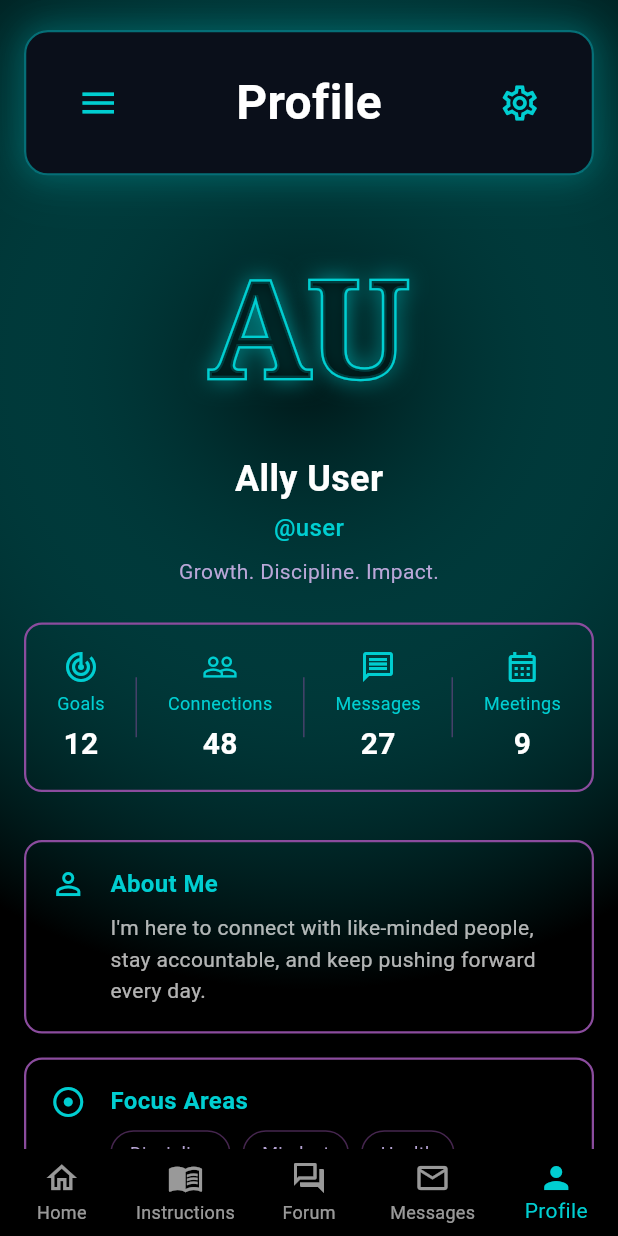
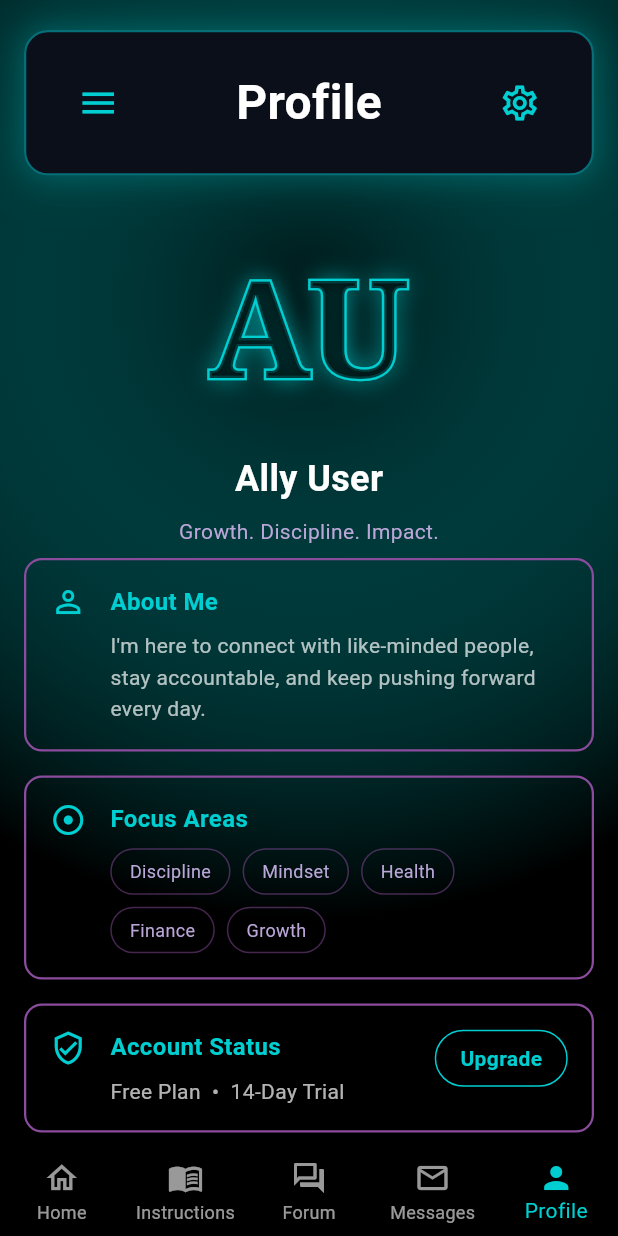
Before and after one commit to Mehedi259/Ally, a Flutter app: the AveaAppHomepage screen opened directly, item 5 of the bottom bar chosen, in the side drawer, after a tap on the "settings" icon, on a phone screen of 412 x 824 dp. Run offline on Flutter 3.47's test engine with Material 3 defaults, Android fonts, the phone set to English and light mode, and no system bars; our stand-ins replace cloud_firestore, firebase_auth, firebase_core, flutter_local_notifications, google_sign_in, sliding_up_panel and 1 more; accounts and stored records are empty.

Commit message:
refactor: remove profile UI elements, update notification scheduling logic, and configure Android boot receivers

```diff
--- a/lib/firebase/firebase_bot_service.dart
+++ b/lib/firebase/firebase_bot_service.dart
@@ -189,8 +189,8 @@ class FirebaseBotService implements IBotService {
     ));
     messageIndex++;
 
-    // Subsequent messages: schedule 72 hours apart
-    var nextScheduledTime = now.add(const Duration(hours: 72));
+    // Subsequent messages: schedule 24 hours apart
+    var nextScheduledTime = now.add(const Duration(hours: 24));
     int count = 1;
 
     while (count < _maxNotifications && messageIndex < messages.length * 10) {
@@ -205,7 +205,7 @@ class FirebaseBotService implements IBotService {
 
       messageIndex++;
       count++;
-      nextScheduledTime = nextScheduledTime.add(const Duration(hours: 72));
+      nextScheduledTime = nextScheduledTime.add(const Duration(hours: 24));
     }
 
     return result;
--- a/lib/firebase/firebase_message_service.dart
+++ b/lib/firebase/firebase_message_service.dart
@@ -60,16 +60,35 @@ class FirebaseMessageService implements IMessageService {
     try {
       final now = DateTime.now();
       final sevenDaysAgo = now.subtract(const Duration(days: 7)).toIso8601String();
+      // Fetch broadly from the last 7 days up to a bit in the future to account for string comparison issues
+      final futureBuffer = now.add(const Duration(days: 1)).toIso8601String();
+
       final snapshot = await _firestore
           .collection(_collection)
           .where('recipientId', isEqualTo: ServiceLocator.getLoggedInUserId())
           .where('sentAt', isGreaterThanOrEqualTo: sevenDaysAgo)
-          .where('sentAt', isLessThanOrEqualTo: now.toIso8601String())
+          .where('sentAt', isLessThanOrEqualTo: futureBuffer)
           .orderBy('sentAt', descending: true)
           .get();
 
+      final threeDaysAgo = now.subtract(const Duration(days: 3));
+
       return snapshot.docs
           .map((doc) => Message.fromJson(doc.data()))
+          .where((msg) {
+            // Strictly filter out any future messages (due to timezone string comparison quirks)
+            if (msg.sentAt.isAfter(now)) {
+              return false;
+            }
+
+            // Bot messages delete after 3 days
+            if (msg.senderId.startsWith('bot_')) {
+              return msg.sentAt.isAfter(threeDaysAgo);
+            }
+
+            // User messages delete after 7 days (already mostly handled by the query, but enforced here)
+            return true;
+          })
           .toList();
     } catch (e) {
       print('Error fetching received messages: $e');
--- a/lib/notifications/local_notifications_service.dart
+++ b/lib/notifications/local_notifications_service.dart
@@ -13,7 +13,7 @@ class LocalNotificationsService {
 
   late FlutterLocalNotificationsPlugin _flutterLocalNotificationsPlugin;
 
-  final _androidInitializationSettings = const AndroidInitializationSettings('@mipmap/ic_launcher');
+  final _androidInitializationSettings = const AndroidInitializationSettings('@mipmap/launcher_icon');
 
   final _iosInitializationSettings = const DarwinInitializationSettings(
     requestAlertPermission: true,
@@ -85,6 +85,10 @@ class LocalNotificationsService {
           AndroidFlutterLocalNotificationsPlugin>();
 
       if (androidPlugin != null) {
+        // Request notification permission (Android 13+)
+        final notificationsGranted = await androidPlugin.requestNotificationsPermission();
+        print("Notifications permission requested. Granted: $notificationsGranted");
+
         // Request exact alarm permission (Android 12+)
         final canScheduleExactAlarms = await androidPlugin.canScheduleExactNotifications();
         print("Can schedule exact alarms: $canScheduleExactAlarms");
--- a/lib/profile/profile_screen.dart
+++ b/lib/profile/profile_screen.dart
@@ -188,15 +188,6 @@ class _ProfileScreenState extends State<ProfileScreen> {
             fontSize: 24,
             fontWeight: FontWeight.bold,
             color: Colors.white,
-          ),
-        ),
-        const SizedBox(height: 4),
-        Text(
-          '@$username',
-          style: const TextStyle(
-            fontSize: 16,
-            color: Color(0xFF00CED1),
-            fontWeight: FontWeight.w500,
           ),
         ),
         const SizedBox(height: 8),
@@ -426,7 +417,6 @@ class _ProfileScreenState extends State<ProfileScreen> {
                 _buildNeonHeader(),
                 const SizedBox(height: 20),
                 _buildAvatarAndInfo(),
-                _buildStatsRow(),
                 _buildAboutMe(),
                 _buildFocusAreas(),
                 _buildAccountStatus(),
```
Also changed, not shown: lib/view_profile.dart (+0 -9 lines), 1 other file.
